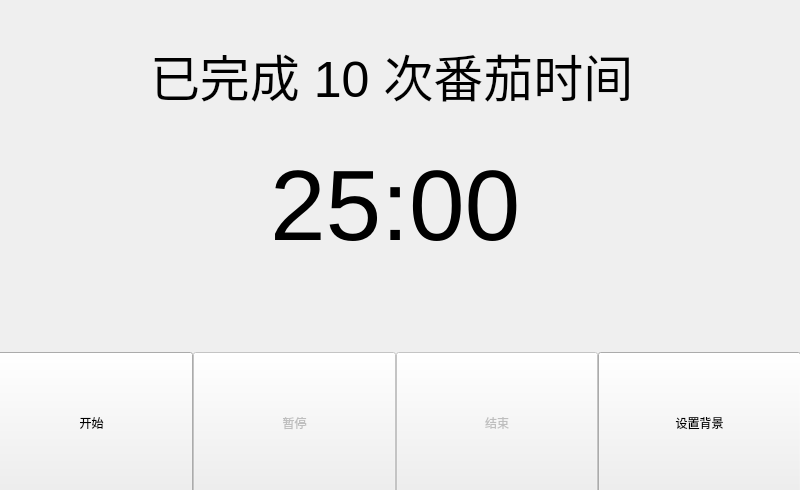
Above: ui/tomato.ui from XTERNALXLUE/tomato-clock before the change. Below: the same form after it.
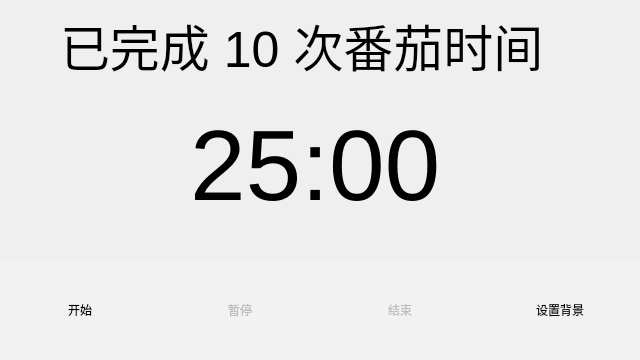
That is the form after the change.

Commit message: 完成了设置图片背景的功能，修改了窗口大小等

Diff of the .ui file:
```diff
--- a/ui/tomato.ui
+++ b/ui/tomato.ui
@@ -6,8 +6,8 @@
    <rect>
     <x>0</x>
     <y>0</y>
-    <width>800</width>
-    <height>490</height>
+    <width>640</width>
+    <height>360</height>
    </rect>
   </property>
   <property name="windowTitle">
@@ -19,15 +19,15 @@
      <rect>
       <x>0</x>
       <y>0</y>
-      <width>801</width>
-      <height>351</height>
+      <width>640</width>
+      <height>260</height>
      </rect>
     </property>
     <widget class="QLabel" name="text">
      <property name="geometry">
       <rect>
-       <x>150</x>
-       <y>40</y>
+       <x>60</x>
+       <y>10</y>
        <width>551</width>
        <height>71</height>
       </rect>
@@ -44,9 +44,9 @@
     <widget class="QLabel" name="time_remain">
      <property name="geometry">
       <rect>
-       <x>270</x>
-       <y>150</y>
-       <width>271</width>
+       <x>190</x>
+       <y>110</y>
+       <width>251</width>
        <height>111</height>
       </rect>
      </property>
@@ -64,29 +64,80 @@
     <property name="geometry">
      <rect>
       <x>0</x>
-      <y>349</y>
-      <width>800</width>
-      <height>141</height>
+      <y>260</y>
+      <width>640</width>
+      <height>100</height>
      </rect>
     </property>
-    <widget class="QWidget" name="layoutWidget">
+    <widget class="QPushButton" name="button_finish">
+     <property name="enabled">
+      <bool>false</bool>
+     </property>
      <property name="geometry">
       <rect>
-       <x>-10</x>
-       <y>-1</y>
-       <width>811</width>
-       <height>151</height>
+       <x>320</x>
+       <y>0</y>
+       <width>160</width>
+       <height>100</height>
       </rect>
      </property>
-     <layout class="QHBoxLayout" name="horizontalLayout">
-      <property name="spacing">
-       <number>0</number>
-      </property>
-      <item>
+     <property name="styleSheet">
+      <string notr="true">QPushButton {
+        background-color: rgba(255, 255, 255, 50);
+		border: none;
+    }
+    QPushButton:hover {
+        background-color: rgba(255, 255, 255, 80);  
+		color: #002fa7;
+		border: 1px solid white;
+    }
+    QPushButton:pressed {
+        background-color: rgba(255, 255, 255, 100);
+    }</string>
+     </property>
+     <property name="text">
+      <string>结束</string>
+     </property>
+    </widget>
+    <widget class="QPushButton" name="button_setbackground">
+     <property name="geometry">
+      <rect>
+       <x>480</x>
+       <y>0</y>
+       <width>160</width>
+       <height>100</height>
+      </rect>
+     </property>
+     <property name="styleSheet">
+      <string notr="true">QPushButton {
+        background-color: rgba(255, 255, 255, 50);
+		border: none;
+    }
+    QPushButton:hover {
+        background-color: rgba(255, 255, 255, 80);  
+		color: #002fa7;
+		border: 1px solid white;
+    }
+    QPushButton:pressed {
+        background-color: rgba(255, 255, 255, 100);
+    }</string>
+     </property>
+     <property name="text">
+      <string>设置背景</string>
+     </property>
+    </widget>
        <widget class="QPushButton" name="button_start">
         <property name="enabled">
          <bool>true</bool>
         </property>
+     <property name="geometry">
+      <rect>
+       <x>0</x>
+       <y>0</y>
+       <width>160</width>
+       <height>100</height>
+      </rect>
+     </property>
         <property name="baseSize">
          <size>
           <width>0</width>
@@ -95,61 +146,51 @@
         </property>
         <property name="styleSheet">
          <string notr="true">QPushButton {
-	height: 140;
-	margin: 0;
-}</string>
+        background-color: rgba(255, 255, 255, 50);
+		border: none;
+    }
+    QPushButton:hover {
+        background-color: rgba(255, 255, 255, 80);  
+		color: #002fa7;
+		border: 1px solid white;
+    }
+    QPushButton:pressed {
+        background-color: rgba(255, 255, 255, 100);
+    }</string>
         </property>
         <property name="text">
          <string>开始</string>
         </property>
        </widget>
-      </item>
-      <item>
        <widget class="QPushButton" name="button_stop">
         <property name="enabled">
          <bool>false</bool>
         </property>
+     <property name="geometry">
+      <rect>
+       <x>160</x>
+       <y>0</y>
+       <width>160</width>
+       <height>100</height>
+      </rect>
+     </property>
         <property name="styleSheet">
          <string notr="true">QPushButton {
-	height: 140;
-	margin: 0;
-}</string>
+        background-color: rgba(255, 255, 255, 50);
+		border: none;
+    }
+    QPushButton:hover {
+        background-color: rgba(255, 255, 255, 80);  
+		color: #002fa7;
+		border: 1px solid white;
+    }
+    QPushButton:pressed {
+        background-color: rgba(255, 255, 255, 100);
+    }</string>
         </property>
         <property name="text">
          <string>暂停</string>
         </property>
-       </widget>
-      </item>
-      <item>
-       <widget class="QPushButton" name="button_finish">
-        <property name="enabled">
-         <bool>false</bool>
-        </property>
-        <property name="styleSheet">
-         <string notr="true">QPushButton {
-	height: 140;
-	margin: 0;
-}</string>
-        </property>
-        <property name="text">
-         <string>结束</string>
-        </property>
-       </widget>
-      </item>
-      <item>
-       <widget class="QPushButton" name="button_setbackground">
-        <property name="styleSheet">
-         <string notr="true">QPushButton {
-	height: 140;
-	margin: 0;
-}</string>
-        </property>
-        <property name="text">
-         <string>设置背景</string>
-        </property>
-       </widget>
-      </item>
-     </layout>
     </widget>
    </widget>
   </widget>
```
Lines whose indentation alone changed are shown as unchanged. The commit also changes 5 other files.
